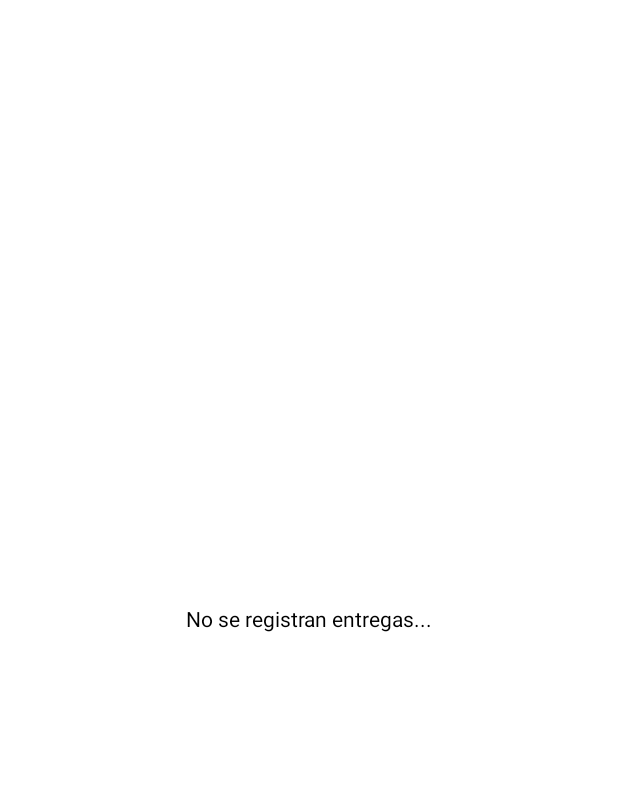
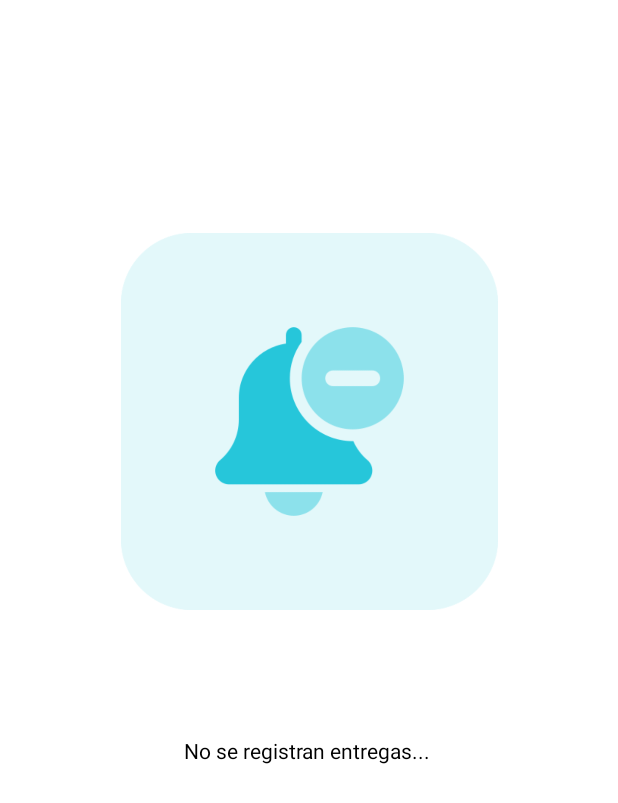
Before and after one commit to joseft-jack18/ThakhiAppV3, an Android app: the NotificacionActivity screen opened directly, with no data from a screen before it, on a phone screen of 412 x 824 dp. Before the commit the part shown is almost empty. Shown: the top 803 px of the screen. Run offline under Robolectric (Android 15) with nearby library versions, the phone set to English and light mode, and no system bars.

Commit message:
Proyecto 95%

```diff
--- a/app/src/main/AndroidManifest.xml
+++ b/app/src/main/AndroidManifest.xml
@@ -20,9 +20,7 @@
         android:theme="@style/Theme.AppCompat.NoActionBar">
         <activity android:name=".NotificacionActivity"></activity>
         <activity android:name=".Splash2Activity" />
-        <activity android:name=".ListaActivity" />
         <activity android:name=".CalificacionActivity" />
-        <activity android:name=".EjemploActivity" />
         <activity android:name=".PerfilActivity" />
         <!--
              The API key for Google Maps-based APIs is defined as a string resource.
--- a/app/src/main/res/layout/activity_notificacion.xml
+++ b/app/src/main/res/layout/activity_notificacion.xml
@@ -14,7 +14,21 @@
         android:textColor="#000"
         app:layout_constraintBottom_toBottomOf="parent"
         app:layout_constraintEnd_toEndOf="parent"
+        app:layout_constraintHorizontal_bias="0.497"
         app:layout_constraintStart_toStartOf="parent"
-        app:layout_constraintTop_toTopOf="parent" />
+        app:layout_constraintTop_toBottomOf="@+id/imageView"
+        app:layout_constraintVertical_bias="0.203" />
+
+    <ImageView
+        android:id="@+id/imageView"
+        android:layout_width="251dp"
+        android:layout_height="259dp"
+        android:layout_marginTop="48dp"
+        app:layout_constraintBottom_toBottomOf="parent"
+        app:layout_constraintEnd_toEndOf="parent"
+        app:layout_constraintStart_toStartOf="parent"
+        app:layout_constraintTop_toTopOf="parent"
+        app:layout_constraintVertical_bias="0.2"
+        app:srcCompat="@drawable/eliminar" />
 
 </androidx.constraintlayout.widget.ConstraintLayout>
```
Also changed, not shown: app/src/main/java/com/example/thakhiappv3/EjemploActivity.kt (deleted, +0 -69 lines), app/src/main/java/com/example/thakhiappv3/ListaActivity.kt (deleted, +0 -17 lines), app/src/main/res/layout/activity_ejemplo.xml (deleted, +0 -19 lines), app/src/main/res/layout/activity_lista.xml (deleted, +0 -25 lines), app/src/main/res/drawable/eliminar.png (added).
